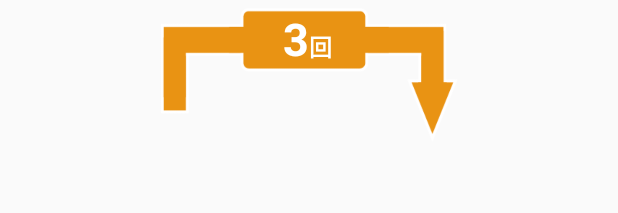
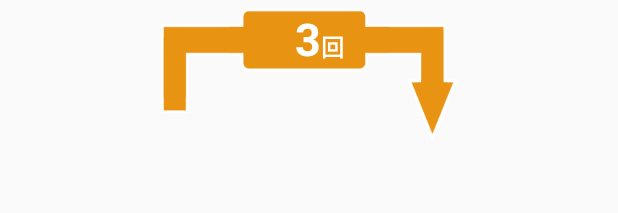
Before and after one commit to t-robop/00-Atlas-ac, an Android app: the layout list_item.xml on its own in the app's theme, with its tools: preview values and no code run, on a phone screen of 412 x 824 dp. Shown: the top 213 px of the screen. Run offline under Robolectric (Android 15) with nearby library versions, the phone set to English and light mode, and no system bars.

Commit message:
場当たり的に幅を増やして2桁表示できるようにした

```diff
--- a/app/src/main/res/layout/list_item.xml
+++ b/app/src/main/res/layout/list_item.xml
@@ -26,7 +26,7 @@
 
             <TextView
                 android:id="@+id/cnt_loop"
-                android:layout_width="60dp"
+                android:layout_width="76dp"
                 android:layout_height="40dp"
                 android:layout_weight="1"
                 android:gravity="center|right"
```
